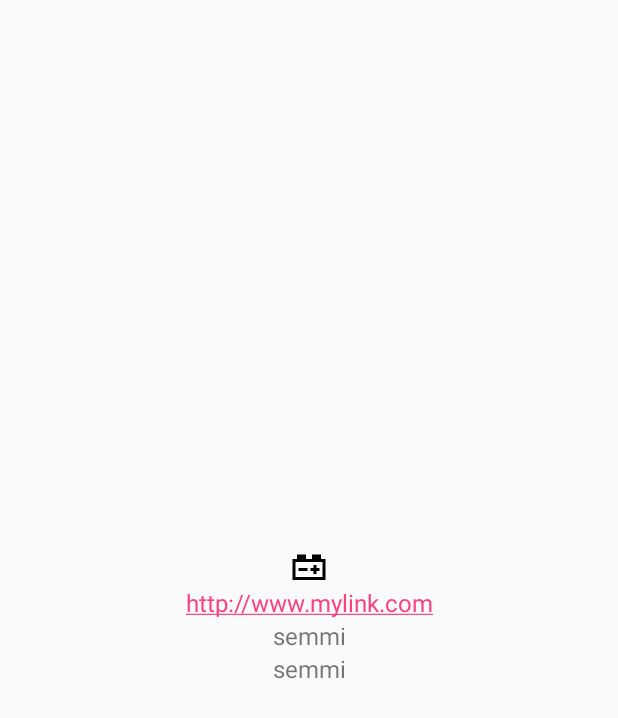
After one commit to bangkokguy/RainbowBattery, an Android app: the layout custom_preference.xml on its own in the app's theme, with its tools: preview values and no code run, on a phone screen of 412 x 824 dp. The commit adds this screen. Shown: the top 718 px of the screen. Run offline under Robolectric (Android 15) with nearby library versions, the phone set to English and light mode, and no system bars.

Commit message:
marie 10 Debug
About Info works now

on e6230

```diff
--- a/app/build.gradle
+++ b/app/build.gradle
@@ -54,5 +54,6 @@ dependencies {
         exclude group: 'com.android.support', module: 'support-annotations'
     })
     compile 'com.android.support:appcompat-v7:25.3.1'
+    compile 'com.android.support:support-v4:25.3.1'
     testCompile 'junit:junit:4.12'
 }
--- a/app/src/main/java/bangkokguy/development/android/rainbowbattery/Overlay.java
+++ b/app/src/main/java/bangkokguy/development/android/rainbowbattery/Overlay.java
@@ -70,8 +70,8 @@ import static android.support.v4.app.NotificationCompat.FLAG_FOREGROUND_SERVICE;
  * ---------------------------------------------
  * TODO:Make Full/Empty percent limit adjustable in settings
  * TODO:Make LED notification for low battery switchable in settings
- * TODO:Make possible to position the bar on any side of the screen
- * Make it possible to display the bar at any side of the screen.
+ * DONE:Make it possible to position the bar on any side of the screen
+ * TODO:Display "About" data in activity
  */
 
 /**---------------------------------------------------------------------------
@@ -511,7 +511,7 @@ public class Overlay extends Service {
 
             boolean horizontal=(barPosition==TOP||barPosition==BOTTOM);
             boolean downTop=(barPosition==LEFT_DOWN_TOP||barPosition==RIGHT_DOWN_TOP);
-            Log.d(TAG, "screenHeight="+Integer.toString(screenHeight));
+            //Log.d(TAG, "screenHeight="+Integer.toString(screenHeight));
 
             if (horizontal) canvas.drawLine(0, 0, barLength, 0, paint);
             else {
--- /dev/null
+++ b/app/src/main/res/layout/custom_preference.xml
@@ -0,0 +1,36 @@
+<?xml version="1.0" encoding="utf-8"?>
+<LinearLayout xmlns:android="http://schemas.android.com/apk/res/android"
+    android:id="@+id/baszom"
+    android:layout_width="match_parent"
+    android:layout_height="match_parent"
+    android:gravity="center_vertical"
+    android:orientation="vertical">
+
+    <ImageView
+        android:layout_width="match_parent"
+        android:layout_height="wrap_content"
+        android:gravity="center"
+        android:src="@drawable/car_battery" />
+
+    <TextView
+        android:id="@+id/build_type"
+        android:layout_width="match_parent"
+        android:layout_height="wrap_content"
+        android:autoLink="all"
+        android:gravity="center"
+        android:text="http://www.mylink.com" />
+
+    <TextView
+        android:id="@+id/version_name"
+        android:layout_width="match_parent"
+        android:layout_height="wrap_content"
+        android:gravity="center"
+        android:text="semmi" />
+
+    <TextView
+        android:id="@+id/version_code"
+        android:layout_width="match_parent"
+        android:layout_height="wrap_content"
+        android:gravity="center"
+        android:text="semmi" />
+</LinearLayout>
--- a/app/src/main/res/values/strings.xml
+++ b/app/src/main/res/values/strings.xml
@@ -25,6 +25,7 @@
     <string name="pref_header_notification">Notification Layout</string>
     <string name="pref_header_layout">Battery Bar Layout</string>
     <string name="pref_header_sound">Sound Notifications</string>
+    <string name="pref_header_about">- About -</string>
     <!-- -->
     <string name="start_on_boot">Start on boot</string>
     <string name="start_on_boot_s">If on, the battery monitor will start on boot.</string>
@@ -166,5 +167,8 @@
         <item>cold</item>
     </string-array>
 
+    <!-- TODO: Remove or change this placeholder text -->
+    <string name="hello_blank_fragment">Hello blank fragment</string>
+
 
 </resources>
--- a/app/src/main/res/xml/pref_headers.xml
+++ b/app/src/main/res/xml/pref_headers.xml
@@ -22,4 +22,8 @@
         android:icon="@drawable/ic_notifications_black_24dp"
         android:title="@string/pref_header_sound"/>
 
+    <header
+        android:fragment="bangkokguy.development.android.rainbowbattery.AboutPreferenceFragment"
+        android:title="@string/pref_header_about"/>
+
 </preference-headers>
```
Also changed, not shown: app/src/main/java/bangkokguy/development/android/rainbowbattery/AboutPreferenceFragment.java (added, +108 -0 lines), app/src/main/java/bangkokguy/development/android/rainbowbattery/SettingsActivity.java (+49 -9 lines), app/src/main/res/xml/pref_about.xml (added, +8 -0 lines).
